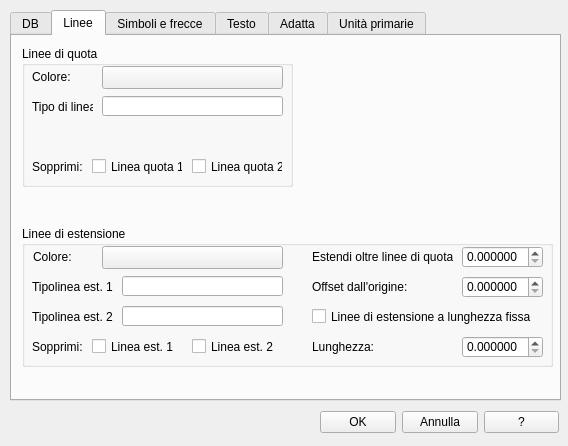
Above: qad_dimstyle_details.ui from geosim/QAD before the change. Below: the same form after it.
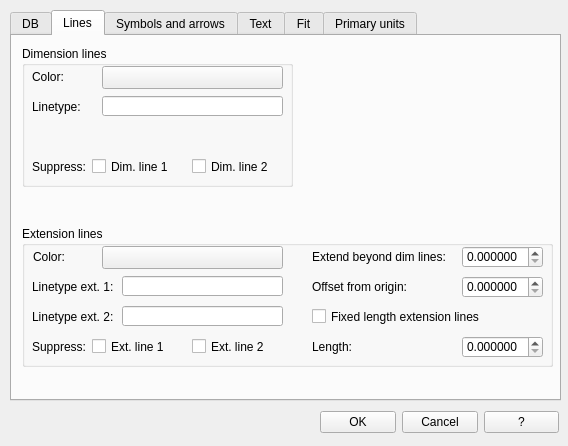
That is the form after the change. The open tabs and pages were chosen to show the change.

```diff
--- a/qad_dimstyle_details.ui
+++ b/qad_dimstyle_details.ui
@@ -435,7 +435,7 @@
    </widget>
    <widget class="QWidget" name="LineTab">
     <attribute name="title">
-     <string>Linee</string>
+     <string>Lines</string>
     </attribute>
     <widget class="QGroupBox" name="groupBox">
      <property name="geometry">
@@ -447,7 +447,7 @@
       </rect>
      </property>
      <property name="title">
-      <string>Linee di quota</string>
+      <string>Dimension lines</string>
      </property>
      <widget class="QLabel" name="label">
       <property name="geometry">
@@ -459,7 +459,7 @@
        </rect>
       </property>
       <property name="text">
-       <string>Colore:</string>
+       <string>Color:</string>
       </property>
      </widget>
      <widget class="QLineEdit" name="dimLineLineType">
@@ -485,7 +485,7 @@
        </rect>
       </property>
       <property name="text">
-       <string>Tipo di linea:</string>
+       <string>Linetype:</string>
       </property>
      </widget>
      <widget class="QLabel" name="label_5">
@@ -498,7 +498,7 @@
        </rect>
       </property>
       <property name="text">
-       <string>Sopprimi:</string>
+       <string>Suppress:</string>
       </property>
      </widget>
      <widget class="QCheckBox" name="dimLine1Hide">
@@ -514,7 +514,7 @@
        <string>Sopprime la visualizzazione della prima linea di quota.</string>
       </property>
       <property name="text">
-       <string>Linea quota 1</string>
+       <string>Dim. line 1</string>
       </property>
      </widget>
      <widget class="QCheckBox" name="dimLine2Hide">
@@ -530,7 +530,7 @@
        <string>Sopprime la visualizzazione della seconda linea di quota.</string>
       </property>
       <property name="text">
-       <string>Linea quota 2</string>
+       <string>Dim. line 2</string>
       </property>
      </widget>
      <widget class="QPushButton" name="dimLineColorDummy">
@@ -557,7 +557,7 @@
       </rect>
      </property>
      <property name="title">
-      <string>Linee di estensione</string>
+      <string>Extension lines</string>
      </property>
      <widget class="QLabel" name="label_6">
       <property name="geometry">
@@ -569,7 +569,7 @@
        </rect>
       </property>
       <property name="text">
-       <string>Colore:</string>
+       <string>Color:</string>
       </property>
      </widget>
      <widget class="QLineEdit" name="extLine1LineType">
@@ -595,7 +595,7 @@
        </rect>
       </property>
       <property name="text">
-       <string>Tipolinea est. 1:</string>
+       <string>Linetype ext. 1:</string>
       </property>
      </widget>
      <widget class="QLabel" name="label_8">
@@ -608,7 +608,7 @@
        </rect>
       </property>
       <property name="text">
-       <string>Tipolinea est. 2:</string>
+       <string>Linetype ext. 2:</string>
       </property>
      </widget>
      <widget class="QLineEdit" name="extLine2LineType">
@@ -634,7 +634,7 @@
        </rect>
       </property>
       <property name="text">
-       <string>Sopprimi:</string>
+       <string>Suppress:</string>
       </property>
      </widget>
      <widget class="QCheckBox" name="extLine1Hide">
@@ -650,7 +650,7 @@
        <string>Sopprime la visualizzazione della prima linea di estensione.</string>
       </property>
       <property name="text">
-       <string>Linea est. 1</string>
+       <string>Ext. line 1</string>
       </property>
      </widget>
      <widget class="QCheckBox" name="extLine2Hide">
@@ -666,7 +666,7 @@
        <string>Sopprime la visualizzazione della prima linea di estensione.</string>
       </property>
       <property name="text">
-       <string>Linea est. 2</string>
+       <string>Ext. line 2</string>
       </property>
      </widget>
      <widget class="QLabel" name="label_10">
@@ -679,7 +679,7 @@
        </rect>
       </property>
       <property name="text">
-       <string>Estendi oltre linee di quota:</string>
+       <string>Extend beyond dim lines:</string>
       </property>
      </widget>
      <widget class="QDoubleSpinBox" name="extLineOffsetDimLine">
@@ -736,7 +736,7 @@
        </rect>
       </property>
       <property name="text">
-       <string>Offset dall'origine:</string>
+       <string>Offset from origin:</string>
       </property>
      </widget>
      <widget class="QCheckBox" name="extLineIsFixedLen">
@@ -752,7 +752,7 @@
        <string>Attiva le linee di estensione a lunghezza fissa.</string>
       </property>
       <property name="text">
-       <string>Linee di estensione a lunghezza fissa</string>
+       <string>Fixed length extension lines</string>
       </property>
      </widget>
      <widget class="QLabel" name="label_12">
@@ -765,7 +765,7 @@
        </rect>
       </property>
       <property name="text">
-       <string>Lunghezza:</string>
+       <string>Length:</string>
       </property>
      </widget>
      <widget class="QDoubleSpinBox" name="extLineFixedLen">
@@ -807,7 +807,7 @@
    </widget>
    <widget class="QWidget" name="SymbolTab">
     <attribute name="title">
-     <string>Simboli e frecce</string>
+     <string>Symbols and arrows</string>
     </attribute>
     <widget class="QGroupBox" name="groupBox_3">
      <property name="geometry">
@@ -973,7 +973,7 @@
    </widget>
    <widget class="QWidget" name="TextTab">
     <attribute name="title">
-     <string>Testo</string>
+     <string>Text</string>
     </attribute>
     <widget class="QGroupBox" name="groupBox_9">
      <property name="geometry">
@@ -1303,7 +1303,7 @@
    </widget>
    <widget class="QWidget" name="AdjustTab">
     <attribute name="title">
-     <string>Adatta</string>
+     <string>Fit</string>
     </attribute>
     <widget class="QGroupBox" name="groupBox_12">
      <property name="geometry">
@@ -1418,7 +1418,7 @@
    </widget>
    <widget class="QWidget" name="PrimaryUnitTab">
     <attribute name="title">
-     <string>Unità primarie</string>
+     <string>Primary units</string>
     </attribute>
     <widget class="QGroupBox" name="groupBox_13">
      <property name="geometry">
@@ -1604,7 +1604,7 @@
     <item>
      <widget class="QPushButton" name="cancelButton">
       <property name="text">
-       <string>Annulla</string>
+       <string>Cancel</string>
       </property>
      </widget>
     </item>
```
Left out of the diff: 205 changed lines with no effect on the pictures.
